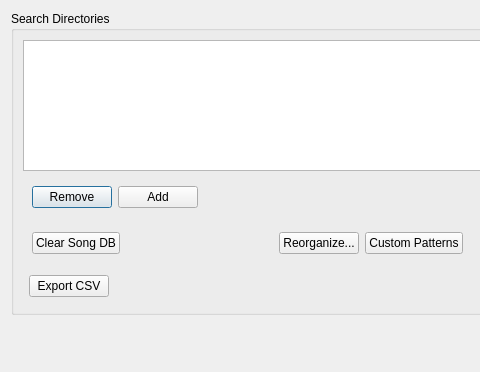
gtachibana/OpenKJ, file src/dlgdatabase.ui: the form before one commit; both pictures show x 0 to 480 and y 0 to 372 of the 734 by 372 pixel window.
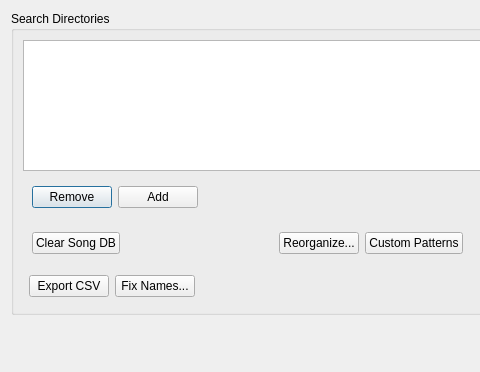
The form after the commit.

```diff
--- a/src/dlgdatabase.ui
+++ b/src/dlgdatabase.ui
@@ -180,6 +180,16 @@
             </property>
            </widget>
           </item>
+          <item>
+           <widget class="QPushButton" name="btnFixNames">
+            <property name="toolTip">
+             <string>Find and fix misspelled artist and title names in the database</string>
+            </property>
+            <property name="text">
+             <string>Fix Names...</string>
+            </property>
+           </widget>
+          </item>
           <item>
            <spacer name="horizontalSpacer_5">
             <property name="orientation">
```
